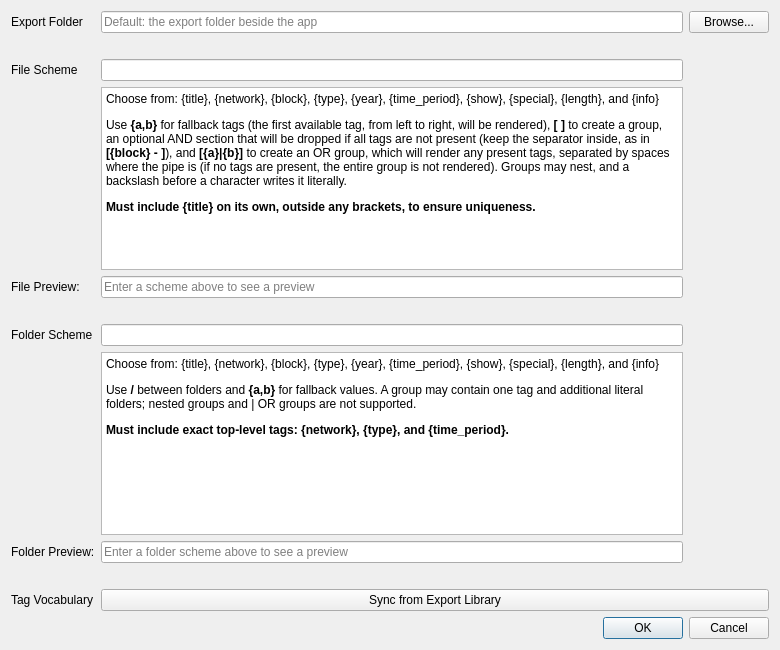
Old version of the form settings/settingswindow.ui in the repository trafficman/commcut.
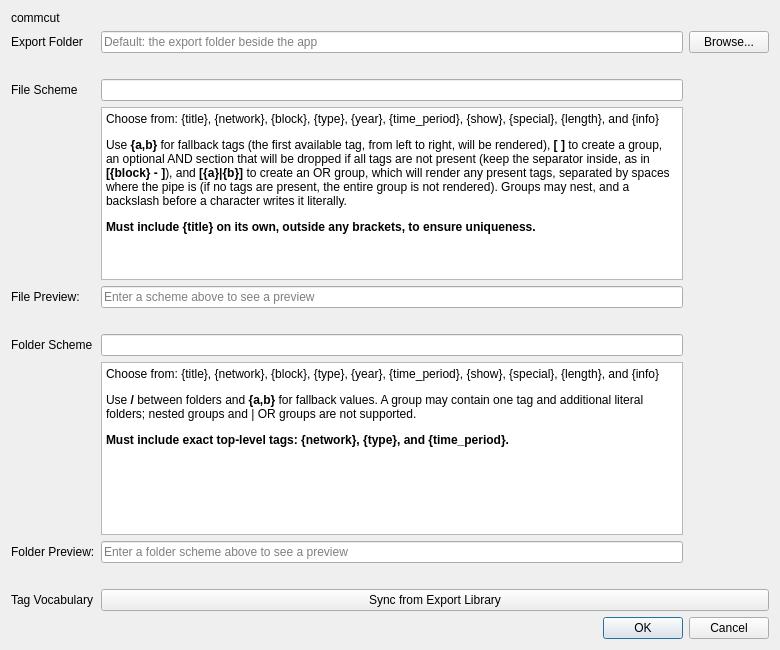
New version of the form.

Commit message: add currect commcut version to settings

```diff
--- a/settings/settingswindow.ui
+++ b/settings/settingswindow.ui
@@ -20,6 +20,13 @@
    <string>Settings</string>
   </property>
   <layout class="QVBoxLayout" name="verticalLayout_2">
+    <item>
+     <widget class="QLabel" name="labelVersion">
+      <property name="text">
+       <string>commcut</string>
+      </property>
+     </widget>
+    </item>
    <item>
     <layout class="QGridLayout" name="gridLayout">
      <item row="11" column="0">
```
Lines whose indentation alone changed are shown as unchanged. The commit also changes 4 other files.
